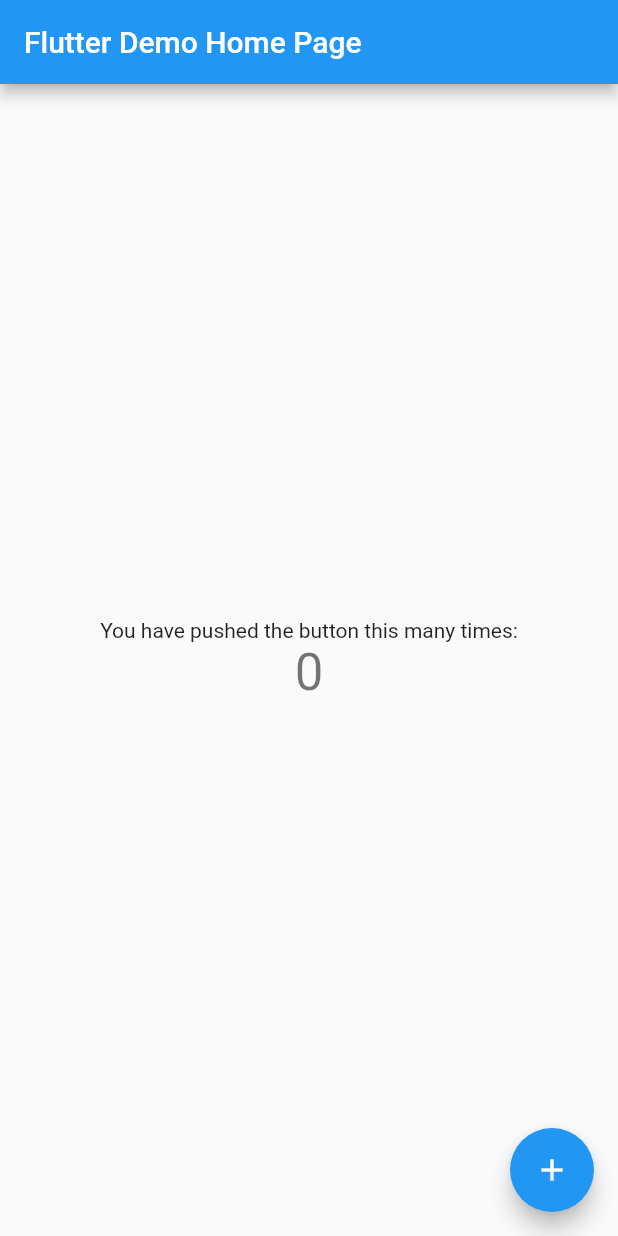
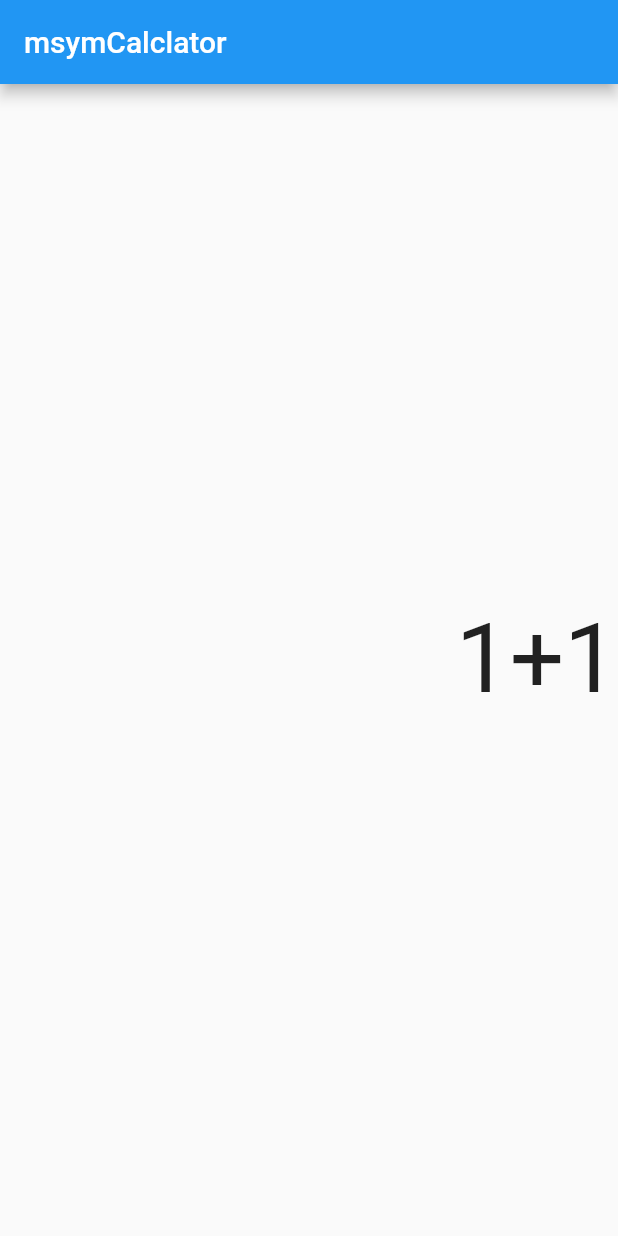
Before and after one commit to mxmx-wsus/msym_calc, a Flutter app: the screen it shows after launch, on a phone screen of 412 x 824 dp. Run offline on Flutter 3.47's test engine with Material 2 defaults, Android fonts, the light colour scheme and no system bars.

Commit message:
メインディスプレイの実装

```diff
--- a/lib/main.dart
+++ b/lib/main.dart
@@ -1,115 +1,21 @@
 import 'package:flutter/material.dart';
+import 'package:msym_calc/main_display.dart';
 
-void main() {
-  runApp(const MyApp());
-}
+void main() => runApp(MyApp());
 
 class MyApp extends StatelessWidget {
-  const MyApp({super.key});
+  const MyApp({Key? key}) : super(key: key);
 
-  // This widget is the root of your application.
   @override
   Widget build(BuildContext context) {
     return MaterialApp(
-      title: 'Flutter Demo',
-      theme: ThemeData(
-        // This is the theme of your application.
-        //
-        // Try running your application with "flutter run". You'll see the
-        // application has a blue toolbar. Then, without quitting the app, try
-        // changing the primarySwatch below to Colors.green and then invoke
-        // "hot reload" (press "r" in the console where you ran "flutter run",
-        // or simply save your changes to "hot reload" in a Flutter IDE).
-        // Notice that the counter didn't reset back to zero; the application
-        // is not restarted.
-        primarySwatch: Colors.blue,
-      ),
-      home: const MyHomePage(title: 'Flutter Demo Home Page'),
-    );
+        home: Scaffold(
+            appBar: AppBar(
+              title: Text('msymCalclator'),
+            ),
+            body: Column(
+              mainAxisAlignment: MainAxisAlignment.spaceAround,
+              children: [MainDisplay()],
+            )));
   }
 }
-
-class MyHomePage extends StatefulWidget {
-  const MyHomePage({super.key, required this.title});
-
-  // This widget is the home page of your application. It is stateful, meaning
-  // that it has a State object (defined below) that contains fields that affect
-  // how it looks.
-
-  // This class is the configuration for the state. It holds the values (in this
-  // case the title) provided by the parent (in this case the App widget) and
-  // used by the build method of the State. Fields in a Widget subclass are
-  // always marked "final".
-
-  final String title;
-
-  @override
-  State<MyHomePage> createState() => _MyHomePageState();
-}
-
-class _MyHomePageState extends State<MyHomePage> {
-  int _counter = 0;
-
-  void _incrementCounter() {
-    setState(() {
-      // This call to setState tells the Flutter framework that something has
-      // changed in this State, which causes it to rerun the build method below
-      // so that the display can reflect the updated values. If we changed
-      // _counter without calling setState(), then the build method would not be
-      // called again, and so nothing would appear to happen.
-      _counter++;
-    });
-  }
-
-  @override
-  Widget build(BuildContext context) {
-    // This method is rerun every time setState is called, for instance as done
-    // by the _incrementCounter method above.
-    //
-    // The Flutter framework has been optimized to make rerunning build methods
-    // fast, so that you can just rebuild anything that needs updating rather
-    // than having to individually change instances of widgets.
-    return Scaffold(
-      appBar: AppBar(
-        // Here we take the value from the MyHomePage object that was created by
-        // the App.build method, and use it to set our appbar title.
-        title: Text(widget.title),
-      ),
-      body: Center(
-        // Center is a layout widget. It takes a single child and positions it
-        // in the middle of the parent.
-        child: Column(
-          // Column is also a layout widget. It takes a list of children and
-          // arranges them vertically. By default, it sizes itself to fit its
-          // children horizontally, and tries to be as tall as its parent.
-          //
-          // Invoke "debug painting" (press "p" in the console, choose the
-          // "Toggle Debug Paint" action from the Flutter Inspector in Android
-          // Studio, or the "Toggle Debug Paint" command in Visual Studio Code)
-          // to see the wireframe for each widget.
-          //
-          // Column has various properties to control how it sizes itself and
-          // how it positions its children. Here we use mainAxisAlignment to
-          // center the children vertically; the main axis here is the vertical
-          // axis because Columns are vertical (the cross axis would be
-          // horizontal).
-          mainAxisAlignment: MainAxisAlignment.center,
-          children: <Widget>[
-            const Text(
-              'You have pushed the button this many times:',
-            ),
-            Text(
-              '$_counter',
-              style: Theme.of(context).textTheme.headline4,
-            ),
-          ],
-        ),
-      ),
-      floatingActionButton: FloatingActionButton(
-        onPressed: _incrementCounter,
-        tooltip: 'Increment',
-        child: const Icon(Icons.add),
-      ), // This trailing comma makes auto-formatting nicer for build methods.
-    );
-  }
-}
--- /dev/null
+++ b/lib/main_display.dart
@@ -0,0 +1,23 @@
+import 'package:flutter/material.dart';
+
+class MainDisplay extends StatefulWidget {
+  _MainDisplayState createState() => _MainDisplayState();
+}
+
+class _MainDisplayState extends State<MainDisplay> {
+  String _expression = '1+1';
+  @override
+  Widget build(BuildContext context) {
+    return Expanded(
+        flex: 1,
+        child: Container(
+          alignment: Alignment.centerRight,
+          child: Text(
+            _expression,
+            style: TextStyle(
+              fontSize: 64.0,
+            ),
+          ),
+        ));
+  }
+}
```
Also changed, not shown: 1 other file.
